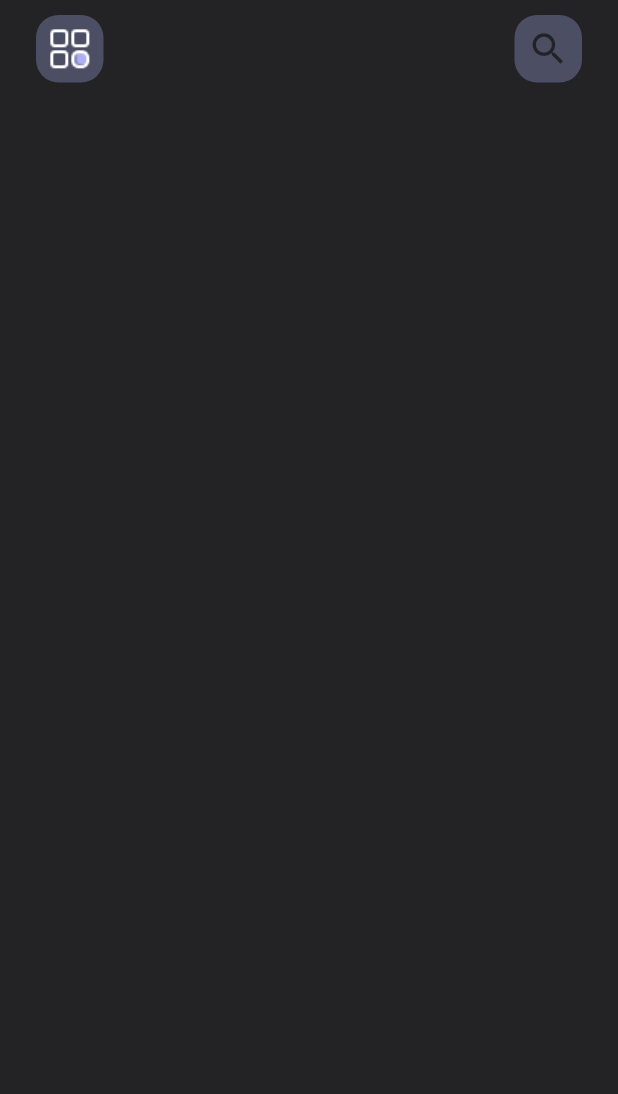
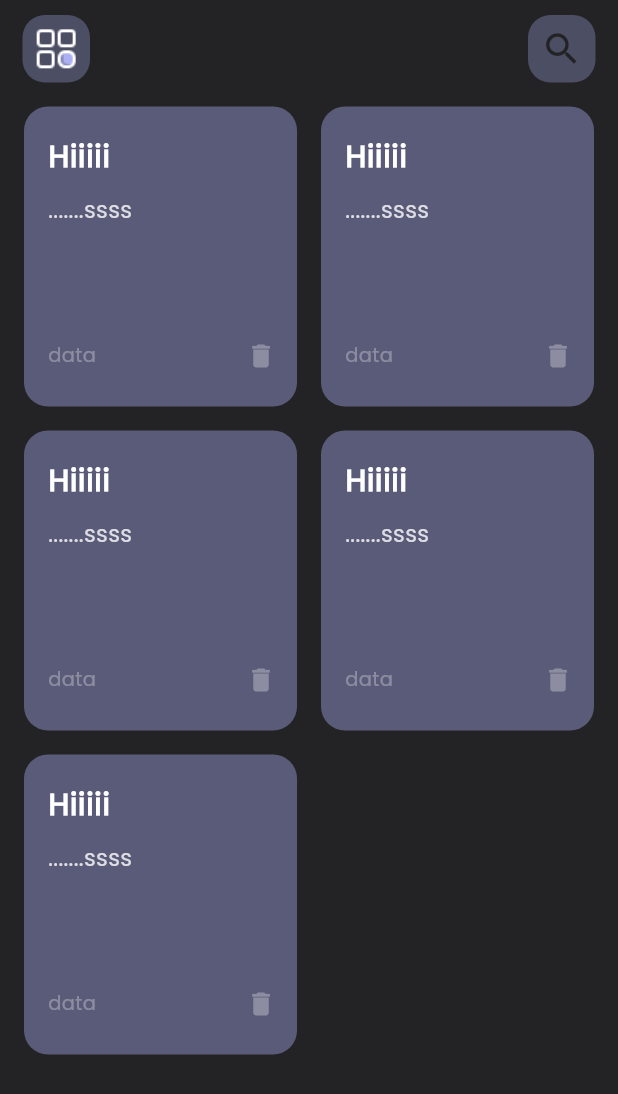
Before and after one commit to AbrarSaud/NotesApp, a Flutter app: the screen it shows after launch, on a phone screen of 412 x 824 dp. Shown: the top 1094 px of the screen. Run offline on Flutter 3.47's test engine with Material 3 defaults, Android fonts, the phone set to English and light mode, and no system bars.

Commit message:
add font and and  some modifications  ,create folder of Space for SizedBox widget ,create custom note item📝🗒️

```diff
--- a/lib/main.dart
+++ b/lib/main.dart
@@ -10,9 +10,10 @@ class MainApp extends StatelessWidget {
 
   @override
   Widget build(BuildContext context) {
-    return const MaterialApp(
+    return MaterialApp(
       debugShowCheckedModeBanner: false,
-      home: NotesView(),
+      theme: ThemeData(fontFamily: 'Poppins'),
+      home: const NotesView(),
     );
   }
 }
--- a/lib/views/widgets/custom_app_bar.dart
+++ b/lib/views/widgets/custom_app_bar.dart
@@ -8,7 +8,7 @@ class CustomAppBarr extends StatelessWidget {
   @override
   Widget build(BuildContext context) {
     return const Padding(
-      padding: EdgeInsets.symmetric(horizontal: 24),
+      padding: EdgeInsets.symmetric(horizontal: 15),
       child: Row(
         mainAxisAlignment: MainAxisAlignment.spaceBetween,
         children: [CustomLogo(), CustomSearchIcon()],
--- a/lib/views/widgets/custom_logo.dart
+++ b/lib/views/widgets/custom_logo.dart
@@ -16,11 +16,10 @@ class CustomLogo extends StatelessWidget {
           color: primary.withOpacity(0.3),
           borderRadius: BorderRadius.circular(15.0)),
       child: Image.asset(
-        "assets/images/application.png",
+        "assets/images/icon_app.png",
       ),
     );
   }
 }
 
-          // const CustomSearchIcon()
 //
--- /dev/null
+++ b/lib/views/widgets/custom_note_item.dart
@@ -0,0 +1,73 @@
+import 'package:flutter/material.dart';
+import 'package:flutter_staggered_grid_view/flutter_staggered_grid_view.dart';
+import 'package:notes_app/constants/colors.dart';
+
+class CustomNoteItem extends StatelessWidget {
+  const CustomNoteItem({super.key});
+
+  @override
+  Widget build(BuildContext context) {
+    return Padding(
+      padding: const EdgeInsets.only(top: 8.0, right: 8.0, left: 8.0),
+      child: MasonryGridView.builder(
+        itemCount: 5,
+        gridDelegate: const SliverSimpleGridDelegateWithFixedCrossAxisCount(
+            crossAxisCount: 2),
+        itemBuilder: (BuildContext context, int index) {
+          return Padding(
+            padding: const EdgeInsets.all(8.0),
+            child: Container(
+              height: 200,
+              padding: EdgeInsets.only(top: 10, bottom: 10),
+              decoration: BoxDecoration(
+                color: primary.withOpacity(0.4),
+                borderRadius: BorderRadius.circular(16),
+              ),
+              child: Column(
+                mainAxisAlignment: MainAxisAlignment.spaceBetween,
+                children: [
+                  ListTile(
+                    title: const Text(
+                      "Hiiiii",
+                      style: TextStyle(
+                          color: white,
+                          fontSize: 20,
+                          fontWeight: FontWeight.bold),
+                    ),
+                    subtitle: Padding(
+                      padding: const EdgeInsets.only(top: 10),
+                      child: Text(
+                        ".......ssss",
+                        style: TextStyle(
+                            color: white.withOpacity(0.8), fontSize: 15),
+                      ),
+                    ),
+                  ),
+                  Row(
+                    mainAxisAlignment: MainAxisAlignment.spaceBetween,
+                    children: [
+                      Padding(
+                        padding: const EdgeInsets.only(left: 16),
+                        child: Text(
+                          "data",
+                          style: TextStyle(
+                              color: Colors.white.withOpacity(0.3),
+                              fontSize: 13),
+                        ),
+                      ),
+                      IconButton(
+                        icon: Icon(Icons.delete,
+                            size: 20, color: Colors.white.withOpacity(0.3)),
+                        onPressed: () {},
+                      ),
+                    ],
+                  )
+                ],
+              ),
+            ),
+          );
+        },
+      ),
+    );
+  }
+}
--- a/lib/views/widgets/notes_view_body.dart
+++ b/lib/views/widgets/notes_view_body.dart
@@ -1,7 +1,6 @@
-
-
 import 'package:flutter/material.dart';
 import 'package:notes_app/views/widgets/custom_app_bar.dart';
+import 'package:notes_app/views/widgets/custom_note_item.dart';
 
 class NotesViewBody extends StatelessWidget {
   const NotesViewBody({super.key});
@@ -9,9 +8,7 @@ class NotesViewBody extends StatelessWidget {
   @override
   Widget build(BuildContext context) {
     return const Column(
-      children: [
-        CustomAppBarr()
-      ],
+      children: [CustomAppBarr(), Expanded(child: CustomNoteItem())],
     );
   }
 }
```
Also changed, not shown: pubspec.yaml (+6 -1 lines), assets/fonts/Poppins-Regular.ttf (added), assets/images/application.png (deleted), assets/images/icon_app.png, pubspec.lock.
